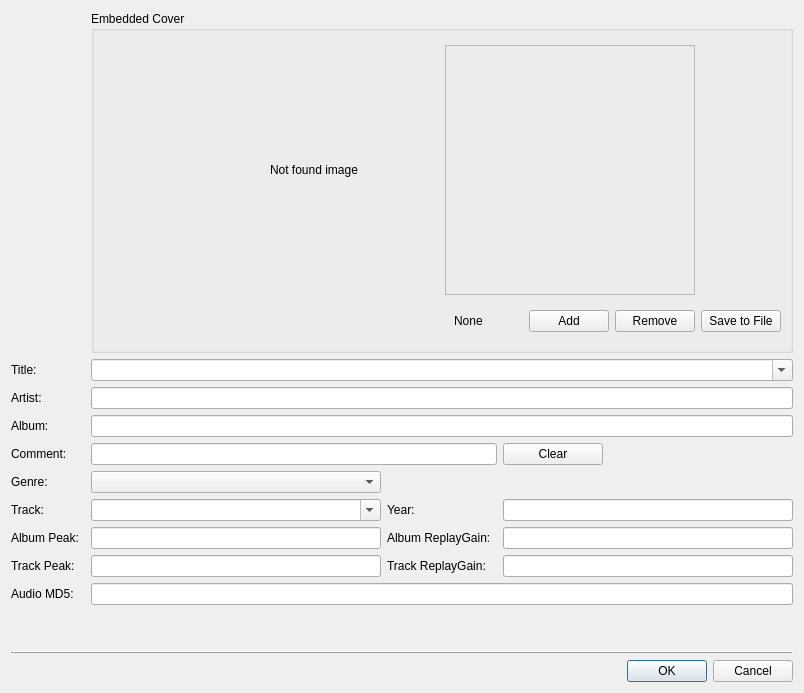
Old version of the form src/widget_shared/tageditpage.ui in the repository billlin0904/xamp2.
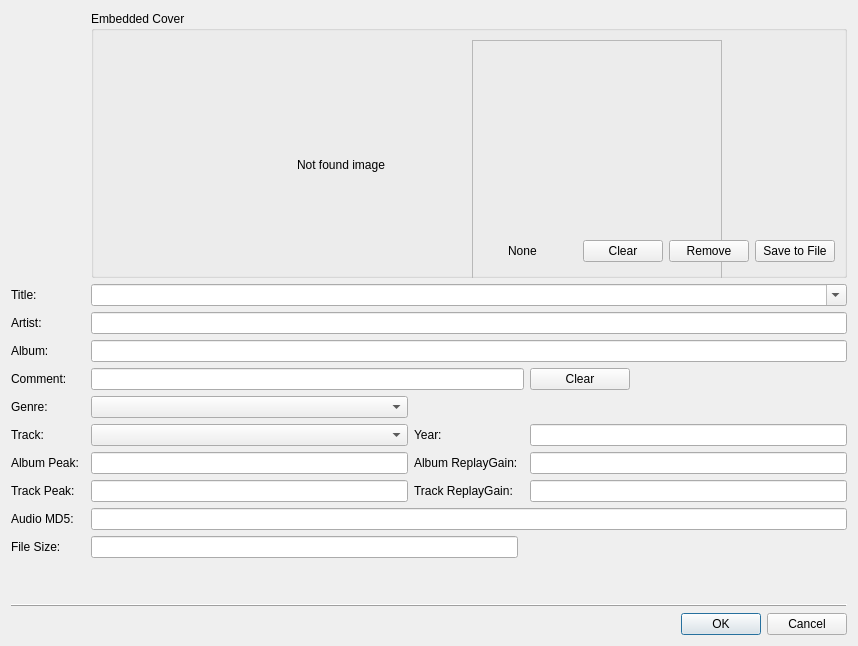
New version of the form.

Patch:
```diff
--- a/src/widget_shared/tageditpage.ui
+++ b/src/widget_shared/tageditpage.ui
@@ -6,14 +6,14 @@
    <rect>
     <x>0</x>
     <y>0</y>
-    <width>804</width>
-    <height>693</height>
+    <width>858</width>
+    <height>646</height>
    </rect>
   </property>
   <property name="windowTitle">
    <string>Frame</string>
   </property>
-  <layout class="QGridLayout" name="gridLayout" rowstretch="0,0,0,0,0,0,0,0,0,0,0,0,0,0,0">
+  <layout class="QGridLayout" name="gridLayout">
    <item row="8" column="2">
     <widget class="QLineEdit" name="albumPeakLineEdit">
      <property name="readOnly">
@@ -21,7 +21,7 @@
      </property>
     </widget>
    </item>
-   <item row="14" column="5">
+   <item row="15" column="5">
     <widget class="QDialogButtonBox" name="buttonBox">
      <property name="standardButtons">
       <set>QDialogButtonBox::Cancel|QDialogButtonBox::Ok</set>
@@ -90,7 +90,7 @@
    <item row="6" column="2">
     <widget class="QComboBox" name="trackComboBox">
      <property name="editable">
-      <bool>true</bool>
+      <bool>false</bool>
      </property>
     </widget>
    </item>
@@ -101,6 +101,13 @@
      </property>
     </widget>
    </item>
+   <item row="11" column="2" colspan="4">
+    <widget class="QLineEdit" name="audioMD5LineEdit">
+     <property name="readOnly">
+      <bool>true</bool>
+     </property>
+    </widget>
+   </item>
    <item row="9" column="3">
     <widget class="QLabel" name="trackReplayGainLabel">
      <property name="text">
@@ -118,7 +125,7 @@
    <item row="4" column="2" colspan="3">
     <widget class="QLineEdit" name="commentLineEdit"/>
    </item>
-   <item row="12" column="0">
+   <item row="13" column="0">
     <spacer name="verticalSpacer">
      <property name="orientation">
       <enum>Qt::Vertical</enum>
@@ -177,14 +184,27 @@
      </property>
     </widget>
    </item>
+   <item row="11" column="0">
+    <widget class="QLabel" name="audioMd5Label">
+     <property name="text">
+      <string>Audio MD5:</string>
+     </property>
+    </widget>
+   </item>
    <item row="0" column="2" colspan="4">
     <widget class="QGroupBox" name="groupBox">
+     <property name="minimumSize">
+      <size>
+       <width>0</width>
+       <height>200</height>
+      </size>
+     </property>
      <property name="title">
       <string>Embedded Cover</string>
      </property>
      <layout class="QVBoxLayout" name="verticalLayout">
       <item>
-       <layout class="QHBoxLayout" name="horizontalLayout_2" stretch="0,1,1,0">
+       <layout class="QHBoxLayout" name="horizontalLayout_2">
         <item>
          <spacer name="horizontalSpacer">
           <property name="orientation">
@@ -316,7 +336,7 @@
            </size>
           </property>
           <property name="text">
-           <string>Add</string>
+           <string>Clear</string>
           </property>
          </widget>
         </item>
@@ -339,7 +359,7 @@
      </layout>
     </widget>
    </item>
-   <item row="13" column="0" colspan="6">
+   <item row="14" column="0" colspan="6">
     <widget class="QFrame" name="frame">
      <property name="frameShape">
       <enum>QFrame::HLine</enum>
@@ -356,15 +376,15 @@
      </property>
     </widget>
    </item>
-   <item row="11" column="0">
-    <widget class="QLabel" name="audioMd5Label">
+   <item row="12" column="0">
+    <widget class="QLabel" name="audioMd5Label_2">
      <property name="text">
-      <string>Audio MD5:</string>
+      <string>File Size:</string>
      </property>
     </widget>
    </item>
-   <item row="11" column="2" colspan="4">
-    <widget class="QLineEdit" name="audioMD5LineEdit">
+   <item row="12" column="2" colspan="2">
+    <widget class="QLineEdit" name="fileSizeLineEdit">
      <property name="readOnly">
       <bool>true</bool>
      </property>
```
